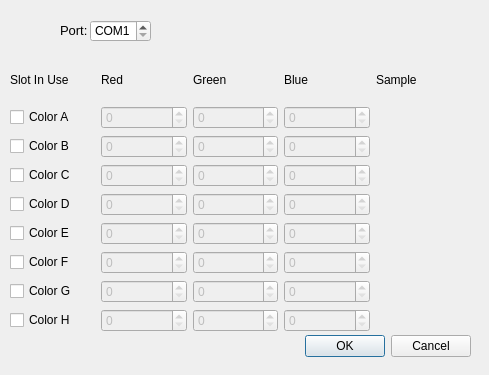
Old version of the form BobRoss/abbhelper.ui in the repository dongbu/painterRHIT.
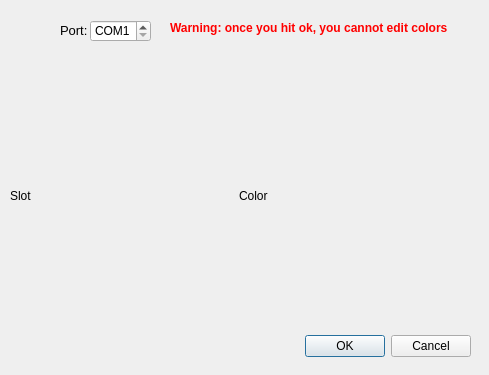
New version of the form.

The edit to the form file:
```diff
--- a/BobRoss/abbhelper.ui
+++ b/BobRoss/abbhelper.ui
@@ -23,414 +23,17 @@
     </rect>
    </property>
    <layout class="QGridLayout" name="gridLayout">
-    <item row="7" column="0">
-     <widget class="QCheckBox" name="checkBox_c7">
-      <property name="text">
-       <string>Color G</string>
-      </property>
-     </widget>
-    </item>
-    <item row="7" column="1">
-     <widget class="QSpinBox" name="spinBox_c7R">
-      <property name="enabled">
-       <bool>false</bool>
-      </property>
-      <property name="maximum">
-       <number>255</number>
-      </property>
-     </widget>
-    </item>
-    <item row="7" column="2">
-     <widget class="QSpinBox" name="spinBox_c7G">
-      <property name="enabled">
-       <bool>false</bool>
-      </property>
-      <property name="maximum">
-       <number>255</number>
-      </property>
-     </widget>
-    </item>
-    <item row="7" column="3">
-     <widget class="QSpinBox" name="spinBox_c7B">
-      <property name="enabled">
-       <bool>false</bool>
-      </property>
-      <property name="maximum">
-       <number>255</number>
-      </property>
-     </widget>
-    </item>
-    <item row="8" column="1">
-     <widget class="QSpinBox" name="spinBox_c8R">
-      <property name="enabled">
-       <bool>false</bool>
-      </property>
-      <property name="maximum">
-       <number>255</number>
-      </property>
-     </widget>
-    </item>
-    <item row="8" column="2">
-     <widget class="QSpinBox" name="spinBox_c8G">
-      <property name="enabled">
-       <bool>false</bool>
-      </property>
-      <property name="maximum">
-       <number>255</number>
-      </property>
-     </widget>
-    </item>
-    <item row="0" column="3">
-     <widget class="QLabel" name="label_BlueTitle">
-      <property name="text">
-       <string>Blue</string>
-      </property>
-     </widget>
-    </item>
-    <item row="0" column="4">
-     <widget class="QLabel" name="label_SampleTitle">
-      <property name="text">
-       <string>Sample</string>
-      </property>
-     </widget>
-    </item>
-    <item row="0" column="2">
-     <widget class="QLabel" name="label_GreenTitle">
-      <property name="text">
-       <string>Green</string>
-      </property>
-     </widget>
-    </item>
     <item row="0" column="1">
-     <widget class="QLabel" name="label_RedTitle">
+     <widget class="QLabel" name="label_SampleTitle">
       <property name="text">
-       <string>Red</string>
-      </property>
-     </widget>
-    </item>
-    <item row="2" column="0">
-     <widget class="QCheckBox" name="checkBox_c2">
-      <property name="text">
-       <string>Color B</string>
-      </property>
-     </widget>
-    </item>
-    <item row="4" column="0">
-     <widget class="QCheckBox" name="checkBox_c4">
-      <property name="text">
-       <string>Color D</string>
-      </property>
-     </widget>
-    </item>
-    <item row="6" column="0">
-     <widget class="QCheckBox" name="checkBox_c6">
-      <property name="text">
-       <string>Color F</string>
-      </property>
-     </widget>
-    </item>
-    <item row="1" column="0">
-     <widget class="QCheckBox" name="checkBox_c1">
-      <property name="text">
-       <string>Color A</string>
-      </property>
-     </widget>
-    </item>
-    <item row="5" column="0">
-     <widget class="QCheckBox" name="checkBox_c5">
-      <property name="text">
-       <string>Color E</string>
-      </property>
-     </widget>
-    </item>
-    <item row="3" column="0">
-     <widget class="QCheckBox" name="checkBox_c3">
-      <property name="text">
-       <string>Color C</string>
+       <string>Color</string>
       </property>
      </widget>
     </item>
     <item row="0" column="0">
      <widget class="QLabel" name="label_SlotTitle">
       <property name="text">
-       <string>Slot In Use</string>
-      </property>
-     </widget>
-    </item>
-    <item row="1" column="4">
-     <widget class="QLabel" name="label_c1Sample">
-      <property name="enabled">
-       <bool>false</bool>
-      </property>
-      <property name="text">
-       <string/>
-      </property>
-     </widget>
-    </item>
-    <item row="2" column="4">
-     <widget class="QLabel" name="label_c2Sample">
-      <property name="enabled">
-       <bool>false</bool>
-      </property>
-      <property name="text">
-       <string/>
-      </property>
-     </widget>
-    </item>
-    <item row="3" column="4">
-     <widget class="QLabel" name="label_c3Sample">
-      <property name="enabled">
-       <bool>false</bool>
-      </property>
-      <property name="text">
-       <string/>
-      </property>
-     </widget>
-    </item>
-    <item row="4" column="4">
-     <widget class="QLabel" name="label_c4Sample">
-      <property name="enabled">
-       <bool>false</bool>
-      </property>
-      <property name="text">
-       <string/>
-      </property>
-     </widget>
-    </item>
-    <item row="5" column="4">
-     <widget class="QLabel" name="label_c5Sample">
-      <property name="enabled">
-       <bool>false</bool>
-      </property>
-      <property name="text">
-       <string/>
-      </property>
-     </widget>
-    </item>
-    <item row="6" column="4">
-     <widget class="QLabel" name="label_c6Sample">
-      <property name="enabled">
-       <bool>false</bool>
-      </property>
-      <property name="text">
-       <string/>
-      </property>
-     </widget>
-    </item>
-    <item row="1" column="1">
-     <widget class="QSpinBox" name="spinBox_c1R">
-      <property name="enabled">
-       <bool>false</bool>
-      </property>
-      <property name="maximum">
-       <number>255</number>
-      </property>
-     </widget>
-    </item>
-    <item row="1" column="2">
-     <widget class="QSpinBox" name="spinBox_c1G">
-      <property name="enabled">
-       <bool>false</bool>
-      </property>
-      <property name="maximum">
-       <number>255</number>
-      </property>
-     </widget>
-    </item>
-    <item row="1" column="3">
-     <widget class="QSpinBox" name="spinBox_c1B">
-      <property name="enabled">
-       <bool>false</bool>
-      </property>
-      <property name="maximum">
-       <number>255</number>
-      </property>
-     </widget>
-    </item>
-    <item row="2" column="1">
-     <widget class="QSpinBox" name="spinBox_c2R">
-      <property name="enabled">
-       <bool>false</bool>
-      </property>
-      <property name="maximum">
-       <number>255</number>
-      </property>
-     </widget>
-    </item>
-    <item row="2" column="2">
-     <widget class="QSpinBox" name="spinBox_c2G">
-      <property name="enabled">
-       <bool>false</bool>
-      </property>
-      <property name="maximum">
-       <number>255</number>
-      </property>
-     </widget>
-    </item>
-    <item row="2" column="3">
-     <widget class="QSpinBox" name="spinBox_c2B">
-      <property name="enabled">
-       <bool>false</bool>
-      </property>
-      <property name="maximum">
-       <number>255</number>
-      </property>
-     </widget>
-    </item>
-    <item row="3" column="1">
-     <widget class="QSpinBox" name="spinBox_c3R">
-      <property name="enabled">
-       <bool>false</bool>
-      </property>
-      <property name="maximum">
-       <number>255</number>
-      </property>
-     </widget>
-    </item>
-    <item row="3" column="2">
-     <widget class="QSpinBox" name="spinBox_c3G">
-      <property name="enabled">
-       <bool>false</bool>
-      </property>
-      <property name="maximum">
-       <number>255</number>
-      </property>
-     </widget>
-    </item>
-    <item row="3" column="3">
-     <widget class="QSpinBox" name="spinBox_c3B">
-      <property name="enabled">
-       <bool>false</bool>
-      </property>
-      <property name="maximum">
-       <number>255</number>
-      </property>
-     </widget>
-    </item>
-    <item row="4" column="1">
-     <widget class="QSpinBox" name="spinBox_c4R">
-      <property name="enabled">
-       <bool>false</bool>
-      </property>
-      <property name="maximum">
-       <number>255</number>
-      </property>
-     </widget>
-    </item>
-    <item row="4" column="2">
-     <widget class="QSpinBox" name="spinBox_c4G">
-      <property name="enabled">
-       <bool>false</bool>
-      </property>
-      <property name="maximum">
-       <number>255</number>
-      </property>
-     </widget>
-    </item>
-    <item row="4" column="3">
-     <widget class="QSpinBox" name="spinBox_c4B">
-      <property name="enabled">
-       <bool>false</bool>
-      </property>
-      <property name="maximum">
-       <number>255</number>
-      </property>
-     </widget>
-    </item>
-    <item row="5" column="1">
-     <widget class="QSpinBox" name="spinBox_c5R">
-      <property name="enabled">
-       <bool>false</bool>
-      </property>
-      <property name="maximum">
-       <number>255</number>
-      </property>
-     </widget>
-    </item>
-    <item row="5" column="2">
-     <widget class="QSpinBox" name="spinBox_c5G">
-      <property name="enabled">
-       <bool>false</bool>
-      </property>
-      <property name="maximum">
-       <number>255</number>
-      </property>
-     </widget>
-    </item>
-    <item row="5" column="3">
-     <widget class="QSpinBox" name="spinBox_c5B">
-      <property name="enabled">
-       <bool>false</bool>
-      </property>
-      <property name="maximum">
-       <number>255</number>
-      </property>
-     </widget>
-    </item>
-    <item row="6" column="1">
-     <widget class="QSpinBox" name="spinBox_c6R">
-      <property name="enabled">
-       <bool>false</bool>
-      </property>
-      <property name="maximum">
-       <number>255</number>
-      </property>
-     </widget>
-    </item>
-    <item row="6" column="2">
-     <widget class="QSpinBox" name="spinBox_c6G">
-      <property name="enabled">
-       <bool>false</bool>
-      </property>
-      <property name="maximum">
-       <number>255</number>
-      </property>
-     </widget>
-    </item>
-    <item row="6" column="3">
-     <widget class="QSpinBox" name="spinBox_c6B">
-      <property name="enabled">
-       <bool>false</bool>
-      </property>
-      <property name="maximum">
-       <number>255</number>
-      </property>
-     </widget>
-    </item>
-    <item row="8" column="0">
-     <widget class="QCheckBox" name="checkBox_c8">
-      <property name="text">
-       <string>Color H</string>
-      </property>
-     </widget>
-    </item>
-    <item row="8" column="3">
-     <widget class="QSpinBox" name="spinBox_c8B">
-      <property name="enabled">
-       <bool>false</bool>
-      </property>
-      <property name="maximum">
-       <number>255</number>
-      </property>
-     </widget>
-    </item>
-    <item row="7" column="4">
-     <widget class="QLabel" name="label_c7Sample">
-      <property name="enabled">
-       <bool>false</bool>
-      </property>
-      <property name="text">
-       <string/>
-      </property>
-     </widget>
-    </item>
-    <item row="8" column="4">
-     <widget class="QLabel" name="label_c8Sample">
-      <property name="enabled">
-       <bool>false</bool>
-      </property>
-      <property name="text">
-       <string/>
+       <string>Slot</string>
       </property>
      </widget>
     </item>
@@ -484,6 +87,19 @@
     <number>50</number>
    </property>
   </widget>
+  <widget class="QLabel" name="label">
+   <property name="geometry">
+    <rect>
+     <x>170</x>
+     <y>20</y>
+     <width>301</width>
+     <height>16</height>
+    </rect>
+   </property>
+   <property name="text">
+    <string>&lt;html&gt;&lt;head/&gt;&lt;body&gt;&lt;p&gt;&lt;span style=&quot; font-weight:600; color:#ff0000;&quot;&gt;Warning: once you hit ok, you cannot edit colors&lt;/span&gt;&lt;/p&gt;&lt;/body&gt;&lt;/html&gt;</string>
+   </property>
+  </widget>
  </widget>
  <resources/>
  <connections/>
```
